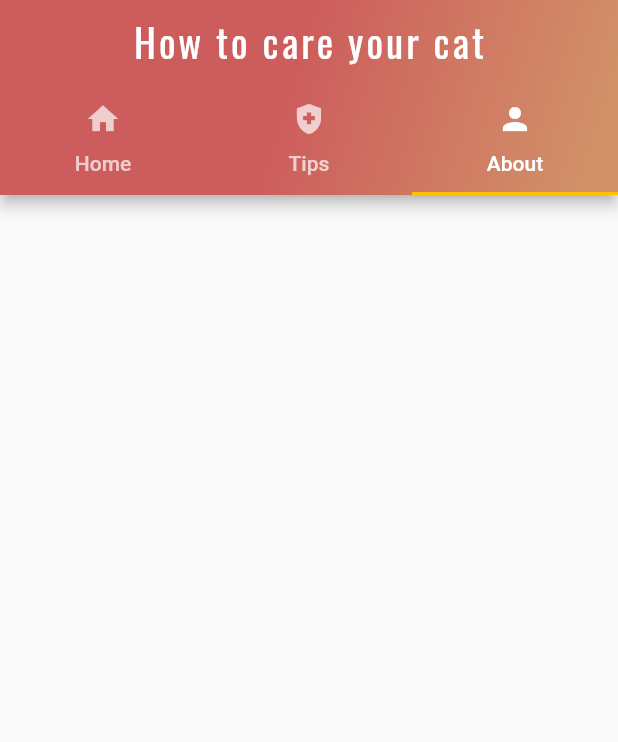
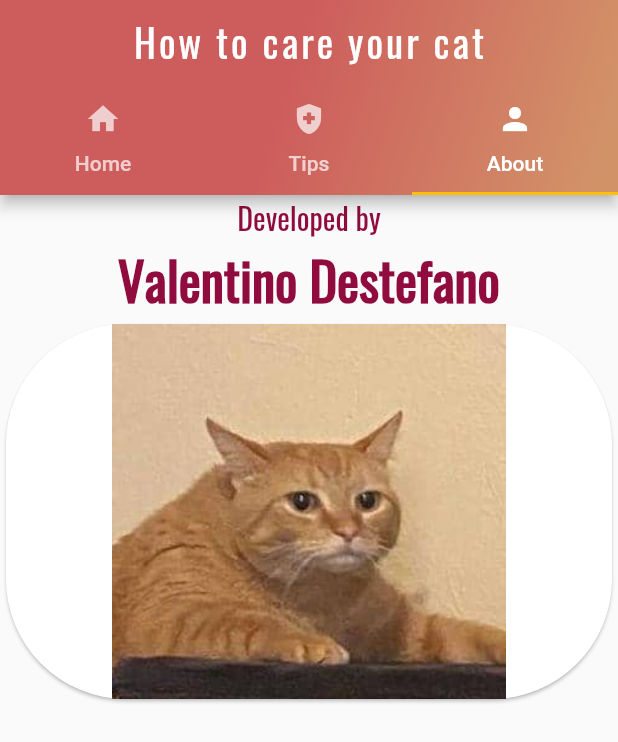
Before and after one commit to ValenDesdel/HowToCareYourCat, a Flutter app: the screen it shows after launch, tab 3 chosen, on a phone screen of 412 x 824 dp. Shown: the top 742 px of the screen. Run offline on Flutter 3.47's test engine with Material 2 defaults, Android fonts, the phone set to English and light mode, and no system bars.

Commit message:
First version 1.0

```diff
--- a/lib/tabs/creator_tabs.dart
+++ b/lib/tabs/creator_tabs.dart
@@ -5,6 +5,38 @@ class CreatorTabs extends StatelessWidget {
 
   @override
   Widget build(BuildContext context) {
-    return Container();
+    return Scaffold(
+      body: ListView(
+        children: [
+          Text(
+            "Developed by",
+            textAlign: TextAlign.center,
+            style: TextStyle(
+                fontFamily: "Oswald", fontSize: 20, color: Color(0xFF900C3F)),
+          ),
+          Text(
+            "Valentino Destefano",
+            textAlign: TextAlign.center,
+            style: TextStyle(
+                fontFamily: "Oswald",
+                fontSize: 35,
+                fontWeight: FontWeight.bold,
+                color: Color(0xFF900C3F)),
+          ),
+          Card(
+            shape: RoundedRectangleBorder(
+              borderRadius: BorderRadius.circular(80),
+            ),
+            child: Container(
+              height: 250,
+              decoration: new BoxDecoration(
+                  image: new DecorationImage(
+                      image: new AssetImage("assets/images/profile.jpeg"),
+                      fit: BoxFit.fitHeight)),
+            ),
+          ),
+        ],
+      ),
+    );
   }
 }
```
Also changed, not shown: assets/images/profile.jpeg (added).
